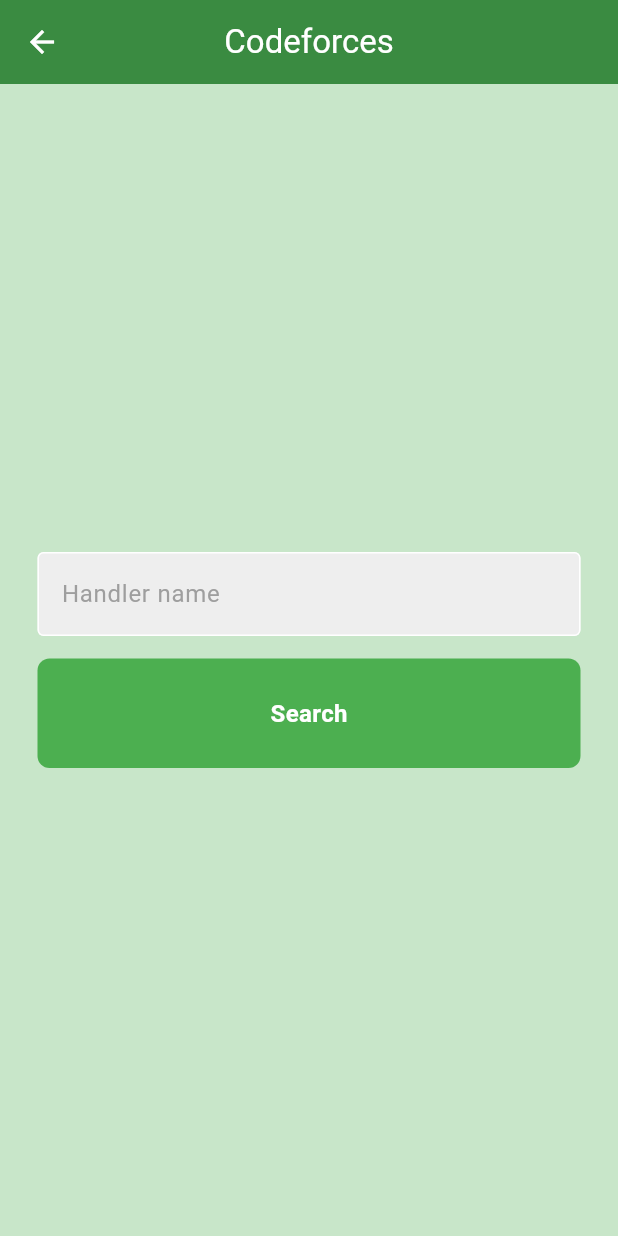
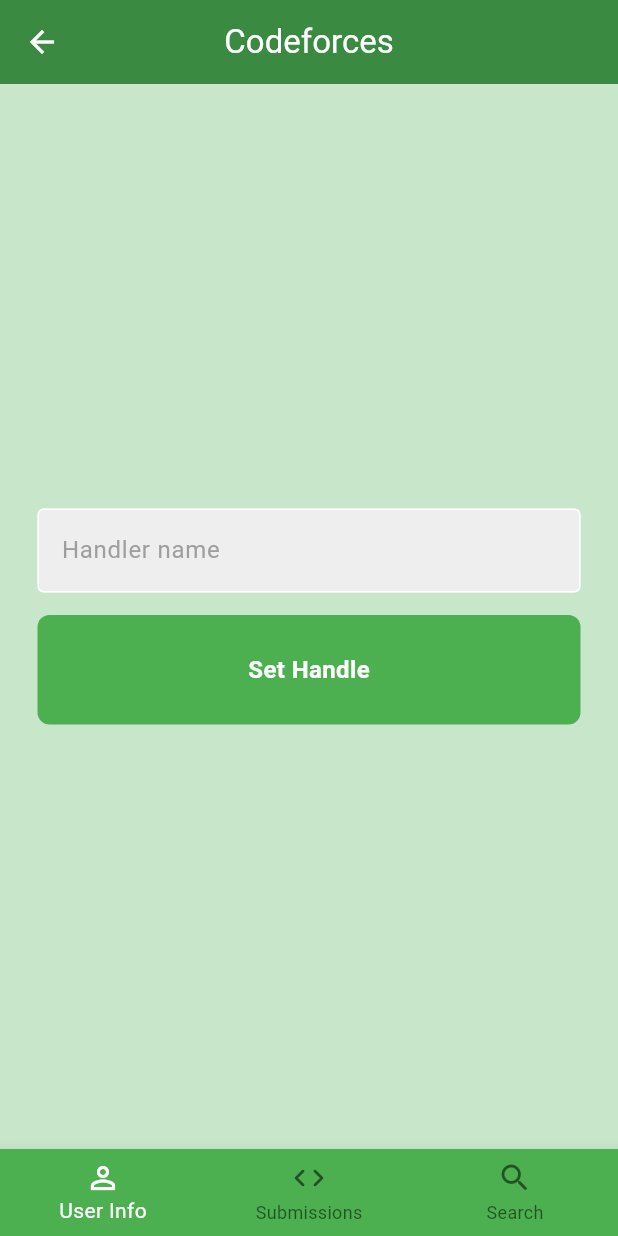
Before and after one commit to fuad023/yipee_app, a Flutter app: the Codeforces screen opened directly, on a phone screen of 412 x 824 dp. Run offline on Flutter 3.47's test engine with Material 3 defaults, Android fonts, the phone set to English and light mode, and no system bars; our stand-ins replace cloud_firestore, firebase_auth, firebase_core; accounts and stored records are empty.

Commit message:
Navigation Structured

```diff
--- a/lib/components/my_button.dart
+++ b/lib/components/image_or_text_button.dart
@@ -1,10 +1,10 @@
 import 'package:flutter/material.dart';
 
-class MyButton extends StatelessWidget {
+class ImageOrTextButton extends StatelessWidget {
   final String text;
   final void Function()? onTap;
 
-  const MyButton({
+  const ImageOrTextButton({
     super.key,
     required this.text,
     required this.onTap,
--- a/lib/pages/auth/root/nagivation_pages/home_page/services/codeforces/api/cf_user_info.dart
+++ /dev/null
@@ -1,88 +0,0 @@
-import 'package:student_app/pages/auth/root/nagivation_pages/home_page/services/codeforces/api/codeforces_api.dart';
-import 'package:http/http.dart';
-import 'dart:convert';
-import 'package:intl/intl.dart';
-
-class CfGetUserInfo extends CodeforcesApi {
-
-  late String status;
-  late int contribution;
-  late String lastOnlineTimeSeconds;
-  late int friendOfCount;
-  late String titlePhoto;
-  String handle;
-  late String avatar;
-  late String registrationTimeSeconds;
-
-  CfGetUserInfo({
-    required this.handle,
-  });
-
-  String getFormattedTime(int unixTimestamp) {
-    DateTime dateTime = DateTime.fromMillisecondsSinceEpoch(unixTimestamp * 1000);
-    return DateFormat('yyyy-MM-dd HH:mm:ss').format(dateTime);
-  }
-
-  @override
-  Future<CfUserInfo?> getUserInfo() async {
-    try {
-      Response response = await get(Uri.parse("${baseURL}user.info?handles=$handle"));
-      Map<String, dynamic> data = jsonDecode(response.body);
-
-      if (data["status"] == "FAILED") {
-        throw Exception(data["comment"]);
-      } else if (data["status"] == "OK") {
-
-        contribution            = data["result"][0]["contribution"];
-        lastOnlineTimeSeconds   = getFormattedTime(data["result"][0]["lastOnlineTimeSeconds"]);
-        friendOfCount           = data["result"][0]["friendOfCount"];
-        titlePhoto              = data["result"][0]["titlePhoto"];
-        avatar                  = data["result"][0]["avatar"];
-        registrationTimeSeconds = getFormattedTime(data["result"][0]["registrationTimeSeconds"]);
-
-      }
-
-      return CfUserInfo(
-        contribution: contribution,
-        lastOnlineTimeSeconds: lastOnlineTimeSeconds,
-        friendOfCount: friendOfCount,
-        titlePhoto: titlePhoto,
-        handle: handle, avatar: avatar,
-        registrationTimeSeconds: registrationTimeSeconds,
-      );
-    } catch (e) {
-      print('Caught an error in UserInfo class: $e'); // ignore: avoid_print
-      return null;
-    }
-  }
-}
-
-class CfUserInfo {
-  int contribution;
-  String lastOnlineTimeSeconds;
-  int friendOfCount;
-  String titlePhoto;
-  String handle;
-  String avatar;
-  String registrationTimeSeconds;
-
-  CfUserInfo({
-    required this.contribution,
-    required this.lastOnlineTimeSeconds,
-    required this.friendOfCount,
-    required this.titlePhoto,
-    required this.handle,
-    required this.avatar,
-    required this.registrationTimeSeconds,
-  });
-
-  Map<String, dynamic> toMap() => <String, dynamic> {
-      "contribution": contribution,
-      "lastOnlineTimeSeconds": lastOnlineTimeSeconds,
-      "friendOfCount": friendOfCount,
-      "titlePhoto": titlePhoto,
-      "handle": handle,
-      "avatar": avatar,
-      "registrationTimeSeconds": registrationTimeSeconds,
-    };
-}
--- a/lib/pages/auth/root/nagivation_pages/home_page/services/codeforces/api/codeforces_api.dart
+++ /dev/null
@@ -1,8 +0,0 @@
-import 'package:student_app/pages/auth/root/nagivation_pages/home_page/services/codeforces/api/cf_user_info.dart';
-
-abstract class CodeforcesApi {
-
-  final String baseURL = "https://codeforces.com/api/";
-
-  Future<CfUserInfo?> getUserInfo();
-}
--- a/lib/pages/auth/root/nagivation_pages/home_page/services/codeforces/codeforces.dart
+++ b/lib/pages/auth/root/nagivation_pages/home_page/services/codeforces/codeforces.dart
@@ -1,12 +1,9 @@
 import 'package:flutter/material.dart';
-import 'package:student_app/pages/auth/ui_components/my_button.dart';
-import 'package:student_app/pages/auth/ui_components/my_textfield.dart';
-import 'package:student_app/pages/auth/root/nagivation_pages/home_page/services/codeforces/api/codeforces_api.dart';
-import 'package:student_app/pages/auth/root/nagivation_pages/home_page/services/codeforces/api/cf_user_info.dart';
-import 'package:student_app/pages/auth/root/nagivation_pages/home_page/services/codeforces/user_info.dart';
+import 'package:student_app/pages/auth/root/nagivation_pages/home_page/services/codeforces/navigation_pages/user_info.dart';
+import 'package:student_app/pages/auth/root/nagivation_pages/home_page/services/codeforces/navigation_pages/submissions.dart';
+import 'package:student_app/pages/auth/root/nagivation_pages/home_page/services/codeforces/navigation_pages/search_user.dart';
 
 class Codeforces extends StatefulWidget {
-
   const Codeforces({super.key});
 
   @override
@@ -14,20 +11,18 @@
 }
 
 class _CodeforcesState extends State<Codeforces> {
-  final TextEditingController _handlerName = TextEditingController();
-  late CodeforcesApi _codeforcesApi;
-  CfUserInfo? _cfUserInfo;
+  int _currentIndex = 0;
+  late String? handle;
 
-  void searchUser(BuildContext context) async {
-    String handle = _handlerName.text;
-    _handlerName.clear();
-    _codeforcesApi = CfGetUserInfo(handle: handle);
-    _cfUserInfo = await _codeforcesApi.getUserInfo();
+  void fetchHandle() async {
+    handle = null;
+  }
 
-    if (_cfUserInfo != null) {
-      // ignore: use_build_context_synchronously
-      Navigator.push(context, MaterialPageRoute(builder: (context) => UserInfo(cfUserInfo: _cfUserInfo,)));
-    }
+  @override
+  void initState() {
+    super.initState();
+
+    fetchHandle();
   }
 
   @override
@@ -41,28 +36,48 @@
         backgroundColor: Colors.green[700],
         elevation: 1.0,
       ),
-      body: _searchUser(),
+      body: _screens(_currentIndex),
+
+      bottomNavigationBar: _bottomNavigationBar(),
     );
   }
 
-  Widget _searchUser() {
-    return Center(
-      child: Column(
-        mainAxisAlignment: MainAxisAlignment.center,
-        children: [
-          MyTextfield(
-            controller: _handlerName,
-            hintText: "Handler name",
-            obscureText: false
-          ),
+  Widget _screens(int index) {
+    return switch (_currentIndex) {
+      0 => UserInfo(
+        handle: handle,
+      ),
+      1 => const Submissions(),
+      2 => const SearchUser(),
 
-          const SizedBox(height: 15.0),
-          MyButton(
-            text: "Search",
-            onTap: () => searchUser(context),
-          ),
-        ],
-      ),
+      int() => throw UnimplementedError(),
+    };
+  }
+
+  Widget _bottomNavigationBar() {
+    return BottomNavigationBar(
+      backgroundColor: Colors.green,
+      selectedItemColor: Colors.white,
+      currentIndex: _currentIndex,
+      onTap: (index) {
+        setState(() {
+          _currentIndex = index;
+        });
+      },
+      items: const [
+        BottomNavigationBarItem(
+          icon: Icon(Icons.perm_identity),
+          label: 'User Info',
+        ),
+        BottomNavigationBarItem(
+          icon: Icon(Icons.code_rounded),
+          label: 'Submissions',
+        ),
+        BottomNavigationBarItem(
+          icon: Icon(Icons.search_rounded),
+          label: 'Search',
+        ),
+      ],
     );
   }
 }
--- /dev/null
+++ b/lib/pages/auth/root/nagivation_pages/home_page/services/codeforces/navigation_pages/submissions.dart
@@ -0,0 +1,12 @@
+import 'package:flutter/material.dart';
+
+class Submissions extends StatelessWidget {
+  const Submissions({super.key});
+
+  @override
+  Widget build(BuildContext context) {
+    return const Center(
+      child: Text("Please setup handle name"),
+    );
+  }
+}
--- /dev/null
+++ b/lib/pages/auth/root/nagivation_pages/home_page/services/codeforces/navigation_pages/user_info.dart
@@ -0,0 +1,63 @@
+import 'package:flutter/material.dart';
+import 'package:student_app/pages/auth/ui_components/my_button.dart';
+import 'package:student_app/pages/auth/ui_components/my_textfield.dart';
+
+class UserInfo extends StatefulWidget {
+  final String? handle;
+
+  const UserInfo({
+    super.key,
+    required this.handle,
+  });
+
+  @override
+  State<UserInfo> createState() => _UserInfoState();
+}
+
+class _UserInfoState extends State<UserInfo> {
+  String? handle;
+  final TextEditingController _handlerName = TextEditingController();
+
+  @override
+  void initState() {
+    super.initState();
+    handle = widget.handle;
+  }
+
+  // void getUserInfo(String handle) async {
+  //   _codeforcesApi = CfGetUserInfo(handle: handle);
+  // }
+
+  @override
+  Widget build(BuildContext context) {
+    return handle == null ? _requestSetup() : _userInfo();
+  }
+
+  Widget _requestSetup() {
+    return Center(
+      child: Column(
+        mainAxisAlignment: MainAxisAlignment.center,
+        children: [
+          MyTextfield(
+            controller: _handlerName,
+            hintText: "Handler name",
+            obscureText: false
+          ),
+
+          const SizedBox(height: 15.0),
+
+          MyButton(
+            text: "Set Handle",
+            onTap: () {} // => getUserInfo(_handlerName.text),
+          ),
+        ],
+      ),
+    );
+  }
+
+  Widget _userInfo() {
+    return const Center(
+      child: Text("Setup complete!"),
+    );
+  }
+}
```
Also changed, not shown: lib/pages/auth/root/nagivation_pages/home_page/home.dart (+8 -8 lines), lib/pages/auth/root/nagivation_pages/home_page/services/codeforces/navigation_pages/search_user.dart (added, +12 -0 lines), lib/pages/auth/root/nagivation_pages/home_page/services/codeforces/user_info.dart (deleted, +0 -79 lines).
